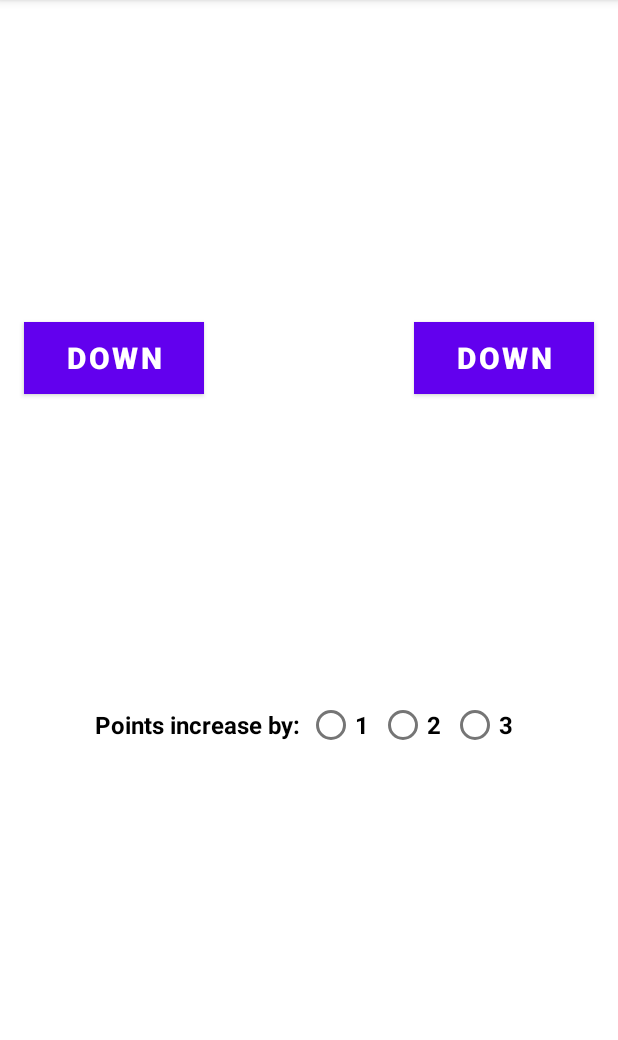
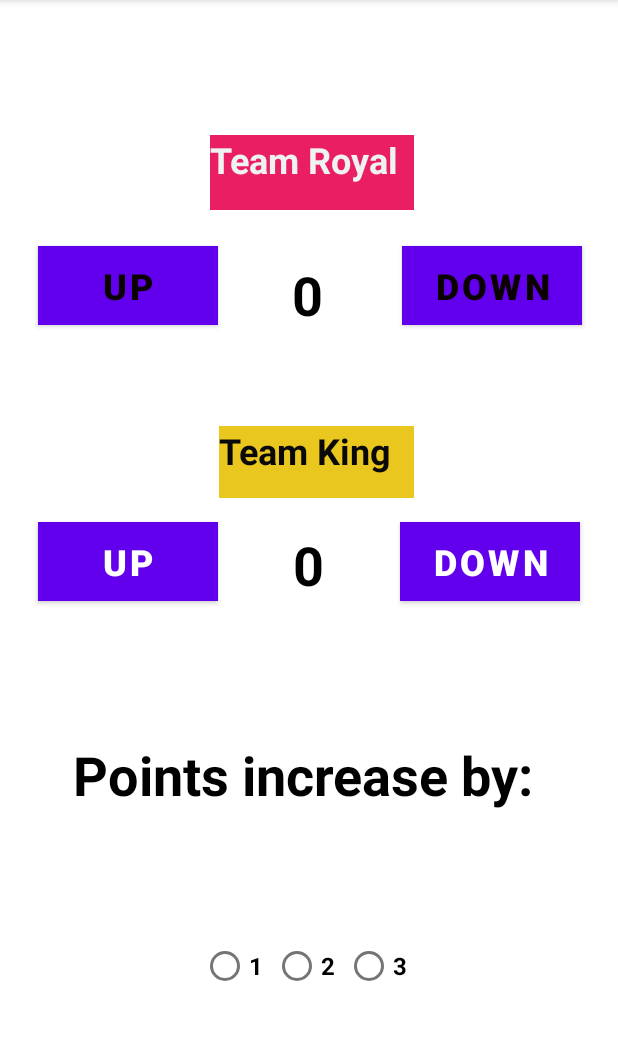
Before and after one commit to Ravi2810/Lab2.1, an Android app: the screen it shows after launch (MainActivity), on a phone screen of 412 x 824 dp, the part 84-1124 px from its top. Run offline under Robolectric (Android 15) with nearby library versions, the phone set to English and light mode, and no system bars.

Commit message:
Corrected One

```diff
--- a/app/src/main/res/layout/activity_main.xml
+++ b/app/src/main/res/layout/activity_main.xml
@@ -5,55 +5,64 @@
     android:layout_width="match_parent"
     android:layout_height="match_parent"
     tools:context=".MainActivity">
+
     <TextView
         android:id="@+id/textView2"
-        android:layout_width="wrap_content"
-        android:layout_height="wrap_content"
-        android:text="Royal"
-        android:textSize="20sp"
-        android:textColor="#00EC0519"
+        android:layout_width="136dp"
+        android:layout_height="50dp"
+        android:layout_marginTop="80dp"
+        android:layout_marginEnd="136dp"
+        android:background="#E91E63"
+        android:text="Team Royal"
+        android:textColor="#EFF2F3"
+        android:textSize="24sp"
         android:textStyle="bold"
-        android:layout_marginStart="16dp"
-        android:layout_marginTop="16dp"
-        app:layout_constraintStart_toStartOf="parent"
-        app:layout_constraintTop_toTopOf="parent" />
+        app:layout_constraintBottom_toTopOf="@+id/buttonUp_red"
+        app:layout_constraintEnd_toEndOf="parent"
+        app:layout_constraintTop_toTopOf="parent"
+        app:layout_constraintVertical_bias="0.294" />
+
     <TextView
         android:id="@+id/textView"
-        android:layout_width="wrap_content"
-        android:layout_height="wrap_content"
-        android:text="King"
+        android:layout_width="130dp"
+        android:layout_height="48dp"
+        android:layout_marginTop="284dp"
+        android:layout_marginEnd="136dp"
+        android:background="#E9C71E"
+        android:text="Team King"
+        android:textColor="#090909"
+        android:textSize="24sp"
         android:textStyle="bold"
-        android:textSize="20sp"
-        android:textColor="#00065FF4"
-        android:layout_marginTop="16dp"
-        android:layout_marginEnd="16dp"
         app:layout_constraintEnd_toEndOf="parent"
         app:layout_constraintTop_toTopOf="parent" />
 
     <TextView
-        android:id="@+id/team_score_red"
-        android:layout_width="wrap_content"
-        android:layout_height="wrap_content"
-        android:layout_marginStart="16dp"
-        android:layout_marginTop="16dp"
+        android:id="@+id/score_Roaed"
+        android:layout_width="22dp"
+        android:layout_height="42dp"
+        android:layout_marginTop="32dp"
+        android:layout_marginEnd="16dp"
         android:text="0"
-        android:textColor="#00000000"
-        android:textSize="20sp"
+        android:textColor="#000000"
+        android:textSize="36sp"
         android:textStyle="bold"
         app:layout_constraintEnd_toEndOf="@+id/textView2"
+        app:layout_constraintHorizontal_bias="0.561"
         app:layout_constraintStart_toStartOf="@+id/textView2"
         app:layout_constraintTop_toBottomOf="@+id/textView2" />
+
     <TextView
         android:id="@+id/team_score_blue"
         android:layout_width="wrap_content"
         android:layout_height="wrap_content"
-        android:layout_marginTop="16dp"
+        android:layout_marginTop="20dp"
         android:layout_marginEnd="16dp"
         android:text="0"
-        android:textColor="#00000000"
-        android:textSize="20sp"
+        android:textColor="#000000"
+        android:textSize="36sp"
         android:textStyle="bold"
         app:layout_constraintEnd_toEndOf="@+id/textView"
+        app:layout_constraintHorizontal_bias="0.526"
         app:layout_constraintStart_toStartOf="@+id/textView"
         app:layout_constraintTop_toBottomOf="@+id/textView" />
 
@@ -61,79 +70,74 @@
         android:id="@+id/buttonUp_red"
         android:layout_width="120dp"
         android:layout_height="wrap_content"
-        android:layout_marginTop="64dp"
-        android:layout_marginStart="16dp"
-        android:background="#00EC0519"
+        android:layout_marginStart="25dp"
+        android:layout_marginTop="164dp"
+        android:background="#EC0519"
         android:text="Up"
-        android:textColor="#00FFFFFF"
-        android:textSize="20sp"
+        android:textColor="#0C0101"
+        android:textSize="24sp"
         android:textStyle="bold"
         app:layout_constraintStart_toStartOf="parent"
-        app:layout_constraintTop_toBottomOf="@+id/team_score_red" />
+        app:layout_constraintTop_toTopOf="parent" />
+
     <Button
         android:id="@+id/buttonUp_blue"
         android:layout_width="120dp"
         android:layout_height="wrap_content"
-        android:layout_marginEnd="16dp"
-        android:layout_marginBottom="16dp"
-        android:background="#00065FF4"
+        android:layout_marginStart="25dp"
+        android:layout_marginTop="348dp"
+        android:background="#FF9800"
+        android:text="Up"
         android:textColor="#fff"
-        android:text="Up"
-        android:layout_marginTop="64dp"
-        android:textSize="20sp"
+        android:textSize="24sp"
         android:textStyle="bold"
-        app:layout_constraintEnd_toEndOf="parent"
-        app:layout_constraintTop_toBottomOf="@+id/team_score_blue" />
+        app:layout_constraintStart_toStartOf="parent"
+        app:layout_constraintTop_toTopOf="parent" />
 
     <Button
         android:id="@+id/buttonDown_red"
         android:layout_width="120dp"
         android:layout_height="wrap_content"
-        android:layout_marginTop="16dp"
+        android:layout_marginTop="164dp"
+        android:layout_marginEnd="24dp"
         android:background="#EC0519"
         android:text="Down"
-        android:textColor="#fff"
-        android:textSize="20sp"
+        android:textColor="#0B0000"
+        android:textSize="24sp"
         android:textStyle="bold"
-        app:layout_constraintEnd_toEndOf="@+id/buttonUp_red"
-        app:layout_constraintStart_toStartOf="@+id/buttonUp_red"
-        app:layout_constraintTop_toBottomOf="@+id/buttonUp_red" />
+        app:layout_constraintEnd_toEndOf="parent"
+        app:layout_constraintTop_toTopOf="parent" />
+
     <Button
+        android:id="@+id/buttonDown_blue"
         android:layout_width="120dp"
         android:layout_height="wrap_content"
+        android:layout_marginTop="348dp"
+        android:layout_marginEnd="25dp"
+        android:background="#FF9800"
         android:text="Down"
-        android:id="@+id/buttonDown_blue"
-        android:background="#065FF4"
         android:textColor="#fff"
-        android:textSize="20sp"
-        android:layout_marginTop="16dp"
+        android:textSize="24sp"
         android:textStyle="bold"
-        app:layout_constraintEnd_toEndOf="@+id/buttonUp_blue"
-        app:layout_constraintStart_toStartOf="@+id/buttonUp_blue"
-        app:layout_constraintTop_toBottomOf="@+id/buttonUp_blue" />
+        app:layout_constraintBottom_toBottomOf="@+id/buttonUp_blue"
+        app:layout_constraintEnd_toEndOf="parent"
+        app:layout_constraintTop_toTopOf="parent" />
 
     <LinearLayout
         android:id="@+id/linearLayout2"
         android:layout_width="match_parent"
         android:layout_height="wrap_content"
-        android:layout_marginBottom="64dp"
+        android:layout_marginBottom="100dp"
         android:gravity="center"
         android:orientation="horizontal"
         app:layout_constraintBottom_toBottomOf="parent"
-        app:layout_constraintTop_toBottomOf="@+id/buttonDown_red">
+        app:layout_constraintEnd_toEndOf="parent"
+        app:layout_constraintStart_toStartOf="parent">
 
-        <TextView
+        <RadioGroup
+            android:id="@+id/radio_group"
             android:layout_width="wrap_content"
             android:layout_height="wrap_content"
-            android:text="Points increase by: "
-            android:textColor="#000000"
-            android:textSize="16sp"
-            android:textStyle="bold" />
-
-        <RadioGroup
-            android:layout_width="wrap_content"
-            android:layout_height="wrap_content"
-            android:id="@+id/radio_group"
             android:orientation="horizontal">
 
             <RadioButton
@@ -161,4 +165,18 @@
                 android:textStyle="bold" />
         </RadioGroup>
     </LinearLayout>
+
+    <TextView
+        android:layout_width="wrap_content"
+        android:layout_height="wrap_content"
+        android:layout_marginStart="25dp"
+        android:layout_marginTop="492dp"
+        android:layout_marginEnd="25dp"
+        android:text="Points increase by: "
+        android:textColor="#000000"
+        android:textSize="36sp"
+        android:textStyle="bold"
+        app:layout_constraintEnd_toEndOf="parent"
+        app:layout_constraintStart_toStartOf="parent"
+        app:layout_constraintTop_toTopOf="parent" />
 </androidx.constraintlayout.widget.ConstraintLayout>
```
Also changed, not shown: 1 other file.
